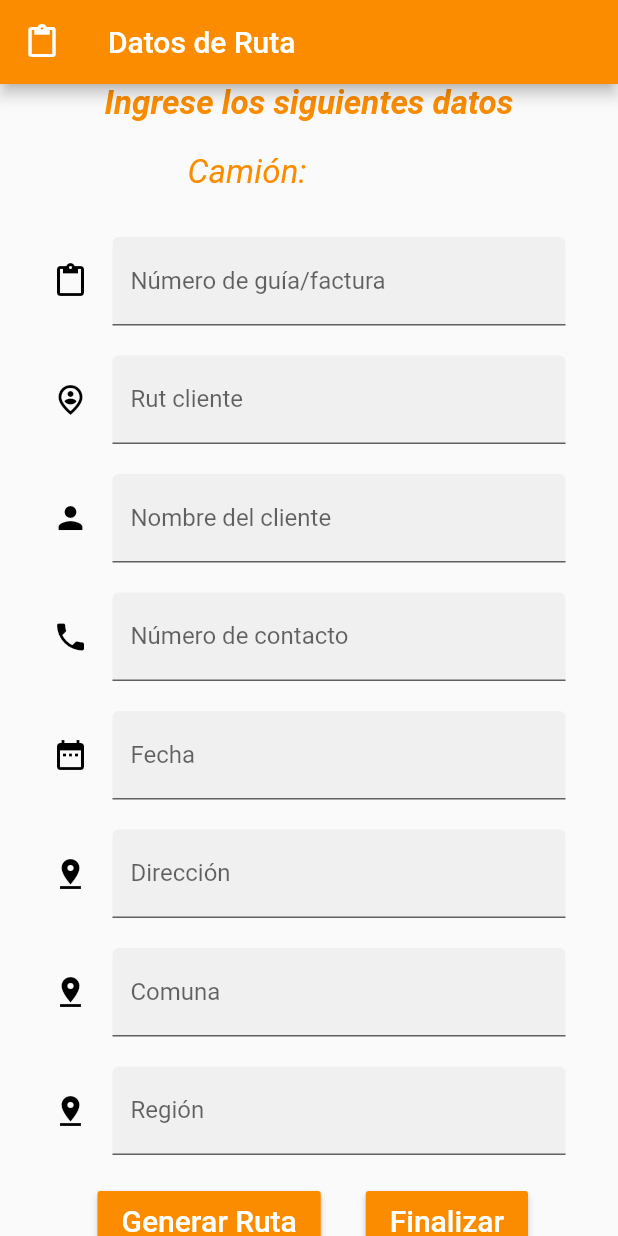
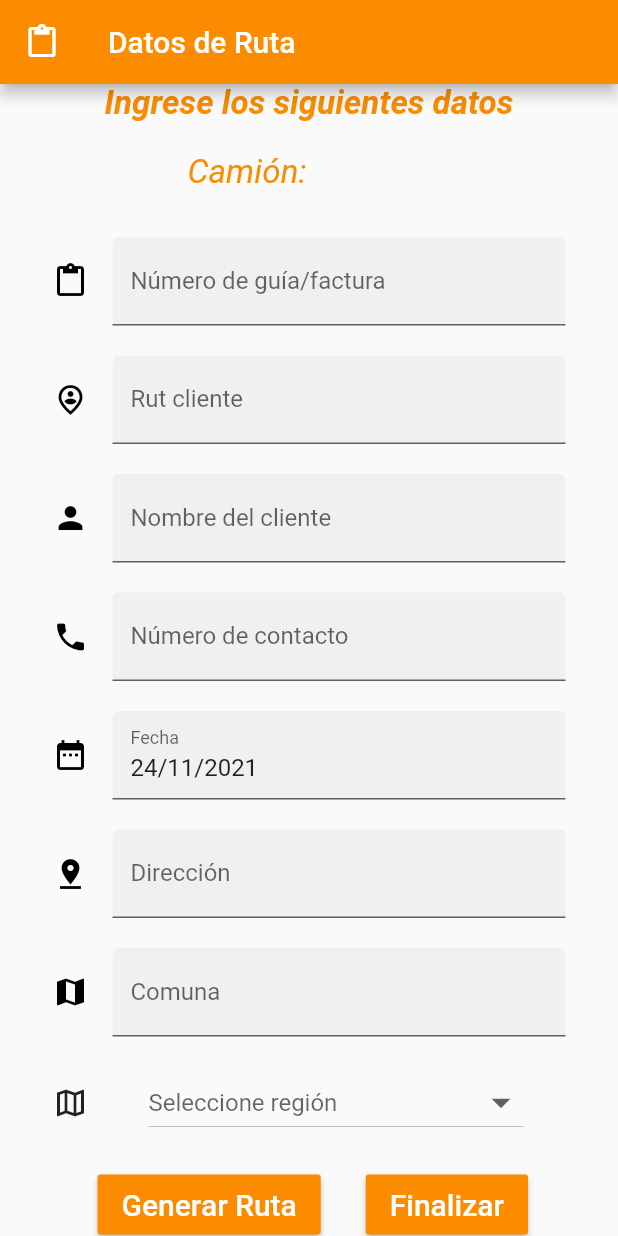
Before and after one commit to DiegoN231197/AppOlmedo, a Flutter app: the SelectCamion screen opened by its route, after a tap on "Continuar", on a phone screen of 412 x 824 dp. Run offline on Flutter 3.47's test engine with Material 2 defaults, Android fonts, the phone set to English and light mode, and no system bars; our stand-ins replace firebase_database, image_picker; accounts and stored records are empty.

```diff
--- a/appolmedo/lib/src/controller/camion/lista_camiones.dart
+++ b/appolmedo/lib/src/controller/camion/lista_camiones.dart
@@ -145,7 +145,7 @@ class _ListaCamionesState extends State<ListaCamiones> {
             //boton continuar
             new MaterialButton(
               onPressed: () {
-                Navigator.push(context, DatosRuta());
+                Navigator.pushReplacementNamed(context, '/datosruta');
               },
               height: 50,
               minWidth: 300,
--- a/appolmedo/lib/src/pages/confirmacion_entregas.dart
+++ b/appolmedo/lib/src/pages/confirmacion_entregas.dart
@@ -130,8 +130,7 @@ class _ConfirmacionEntregasState extends State<ConfirmacionEntregas> {
                 },
                 hint: Text(lista),
               ),
-              if (valoritem.valorestado == "" ||
-                  valoritem.valorestado == "Parcialmente Entregado" ||
+              if (valoritem.valorestado == "Parcialmente Entregado" ||
                   valoritem.valorestado == "No entregado")
                 mensajeEntrega(),
 
--- /dev/null
+++ b/appolmedo/lib/src/pages/datosruta.dart
@@ -0,0 +1,297 @@
+import 'dart:core';
+import 'package:appolmedo/src/pages/widgets/logo_horizontal_azul.dart';
+import 'package:flutter/material.dart';
+import 'package:appolmedo/src/pages/chofer_pages.dart';
+import 'package:appolmedo/src/controller/camion/camion_acc.dart';
+import 'package:appolmedo/src/pages/selectCamion.dart';
+
+class Datosruta extends StatefulWidget {
+  final String patent;
+  Datosruta(this.patent, {Key? key}) : super(key: key);
+
+  @override
+  _DatosrutaState createState() => _DatosrutaState();
+}
+
+class _DatosrutaState extends State<Datosruta> {
+  TextEditingController _controllernumguia = TextEditingController();
+  TextEditingController _controllerrutcliente = TextEditingController();
+  TextEditingController _controllernombre = TextEditingController();
+  TextEditingController _controllernumero = TextEditingController();
+  TextEditingController _controllerfecha = TextEditingController();
+  TextEditingController _controllerdireccion = TextEditingController();
+  TextEditingController _controllerncomuna = TextEditingController();
+  TextEditingController _controllerregion = TextEditingController();
+  //TextEditingController _controllerpatente = TextEditingController();
+
+  var region = [
+    "Arica y Parinacota",
+    "Tarapacá",
+    "Antofagasta",
+    "Atacama",
+    "Coquimbo",
+    "Valparaíso",
+    "Metropolitana",
+    "O'Higgins",
+    "Maule",
+    "Nuble",
+    "Bío-Bío",
+    "Araucanía",
+    "Los Ríos",
+    "Los Lagos",
+    "Aysén",
+    "Magallanes y Antártica Chilena"
+  ];
+  String seleccion = "Seleccione región";
+
+  @override
+  Widget build(BuildContext context) {
+    return Scaffold(
+      appBar: new AppBar(
+        backgroundColor: Colors.orange[600],
+        title: Text("Datos de Ruta"),
+        leading: const Icon(Icons.content_paste),
+      ),
+      body: SingleChildScrollView(
+        padding: const EdgeInsets.symmetric(horizontal: 35),
+        child: Center(
+          child: Column(
+            children: <Widget>[
+              Text(
+                "Ingrese los siguientes datos",
+                style: TextStyle(
+                    fontSize: 22,
+                    color: Colors.orange[600],
+                    fontStyle: FontStyle.italic,
+                    fontWeight: FontWeight.bold),
+              ),
+              const SizedBox(height: 20),
+              Container(
+                child: Center(
+                  child: Row(
+                    children: [
+                      const SizedBox(width: 90),
+                      Text(
+                        "Camión: ",
+                        style: TextStyle(
+                          fontSize: 22,
+                          color: Colors.orange[600],
+                          fontStyle: FontStyle.italic,
+                        ),
+                      ),
+                      Text(
+                        (widget.patent),
+                        style: TextStyle(
+                            fontSize: 22,
+                            color: Colors.orange[600],
+                            fontStyle: FontStyle.italic,
+                            fontWeight: FontWeight.bold),
+                      ),
+                    ],
+                  ),
+                ),
+              ),
+              const SizedBox(height: 30),
+              //casilla n° guia
+              TextFormField(
+                controller: _controllernumguia,
+                decoration: const InputDecoration(
+                  border: UnderlineInputBorder(),
+                  filled: true,
+                  icon: Icon(
+                    Icons.content_paste,
+                    color: Colors.black,
+                  ),
+                  labelText: "Número de guía/factura",
+                ),
+                keyboardType: TextInputType.number,
+              ),
+              const SizedBox(height: 20),
+              //casilla rut
+              TextFormField(
+                controller: _controllerrutcliente,
+                decoration: const InputDecoration(
+                  border: UnderlineInputBorder(),
+                  filled: true,
+                  icon: Icon(
+                    Icons.person_pin_circle_outlined,
+                    color: Colors.black,
+                  ),
+                  labelText: "Rut cliente",
+                ),
+                keyboardType: TextInputType.number,
+              ),
+              const SizedBox(height: 20),
+              //casilla de nombre
+              TextFormField(
+                controller: _controllernombre,
+                textCapitalization: TextCapitalization.words,
+                decoration: const InputDecoration(
+                  border: UnderlineInputBorder(),
+                  filled: true,
+                  icon: Icon(
+                    Icons.person,
+                    color: Colors.black,
+                  ),
+                  labelText: "Nombre del cliente",
+                ),
+              ),
+              const SizedBox(height: 20),
+              //casilla n° de contacto
+              TextFormField(
+                controller: _controllernumero,
+                decoration: const InputDecoration(
+                  border: UnderlineInputBorder(),
+                  filled: true,
+                  icon: Icon(
+                    Icons.phone,
+                    color: Colors.black,
+                  ),
+                  labelText: "Número de contacto",
+                  prefixText: '+56',
+                ),
+                keyboardType: TextInputType.number,
+              ),
+              const SizedBox(height: 20),
+              //casilla fecha
+              TextFormField(
+                //controller: _controllerfecha,
+                decoration: const InputDecoration(
+                  border: UnderlineInputBorder(),
+                  filled: true,
+                  icon: Icon(
+                    Icons.date_range,
+                    color: Colors.black,
+                  ),
+                  labelText: "Fecha",
+                ),
+                initialValue: fechaActual(),
+                keyboardType: TextInputType.datetime,
+              ),
+              const SizedBox(height: 20),
+              //casilla de dirección
+              TextFormField(
+                controller: _controllerdireccion,
+                textCapitalization: TextCapitalization.words,
+                decoration: const InputDecoration(
+                  border: UnderlineInputBorder(),
+                  filled: true,
+                  icon: Icon(
+                    Icons.pin_drop,
+                    color: Colors.black,
+                  ),
+                  labelText: "Dirección",
+                ),
+              ),
+              const SizedBox(height: 20),
+              //casilla de comuna
+              TextFormField(
+                controller: _controllerncomuna,
+                textCapitalization: TextCapitalization.words,
+                decoration: const InputDecoration(
+                  border: UnderlineInputBorder(),
+                  filled: true,
+                  icon: Icon(
+                    Icons.map,
+                    color: Colors.black,
+                  ),
+                  labelText: "Comuna",
+                ),
+              ),
+              const SizedBox(height: 20),
+              //casilla de region
+              /* TextFormField(
+                        controller: _controllerregion,
+                        textCapitalization: TextCapitalization.words,
+                        decoration: const InputDecoration(
+                          border: UnderlineInputBorder(),
+                          filled: true,
+                          icon: Icon(
+                            Icons.pin_drop,
+                            color: Colors.black,
+                          ),
+                          labelText: "Región",
+                        ),
+                      ), */
+              Row(
+                children: [
+                  Icon(
+                    Icons.map_outlined,
+                  ),
+                  const SizedBox(width: 40),
+                  DropdownButton(
+                    elevation: 30,
+                    iconSize: 30,
+                    items: region.map((String c) {
+                      return DropdownMenuItem(value: c, child: Text(c));
+                    }).toList(),
+                    onChanged: (region) => {
+                      setState(() {
+                        seleccion = region.toString();
+                        valoritem.valorregion =
+                            seleccion; //se guarda en valoritem.valorestado el estado seleccionado para trabajar con él
+                      })
+                    },
+                    hint: Text(seleccion),
+                  ),
+                ],
+              ),
+              const SizedBox(height: 20),
+              //boton generar ruta
+              Container(
+                child: Row(
+                  children: [
+                    const SizedBox(width: 30),
+                    new MaterialButton(
+                      onPressed: () {
+                        /*  Route route = MaterialPageRoute(
+                                    builder: (contex) => DatosRuta()); */
+                        Navigator.pushReplacementNamed(context, '/datosruta');
+                      },
+                      height: 40,
+                      minWidth: 60,
+                      child:
+                          Text("Generar Ruta", style: TextStyle(fontSize: 20)),
+                      color: Colors.orange[600],
+                      splashColor: Colors.blue,
+                      textColor: Colors.white,
+                    ),
+                    const SizedBox(width: 30),
+                    new MaterialButton(
+                      onPressed: () {
+                        Route route =
+                            MaterialPageRoute(builder: (contex) => Choferes());
+                        Navigator.push(context, route);
+                      },
+                      height: 40,
+                      minWidth: 60,
+                      child: Text("Finalizar", style: TextStyle(fontSize: 20)),
+                      color: Colors.orange[600],
+                      splashColor: Colors.blue,
+                      textColor: Colors.white,
+                    ),
+                  ],
+                ),
+              ),
+              const SizedBox(height: 20),
+            ],
+          ),
+        ),
+      ),
+    );
+  }
+}
+
+String fechaActual() {
+  var now = new DateTime.now();
+  var dato = (now.day.toString() +
+      "/" +
+      now.month.toString() +
+      "/" +
+      now.year.toString());
+  return dato;
+}
+
+class valoritem {
+  static String valorregion = "";
+}
```
Also changed, not shown: appolmedo/lib/main.dart (+6 -5 lines), appolmedo/lib/src/pages/chofer_pages.dart (+20 -12 lines), appolmedo/lib/src/pages/listado_rutas.dart (+20 -4 lines), appolmedo/lib/src/pages/selectCamion.dart (+62 -6 lines).
